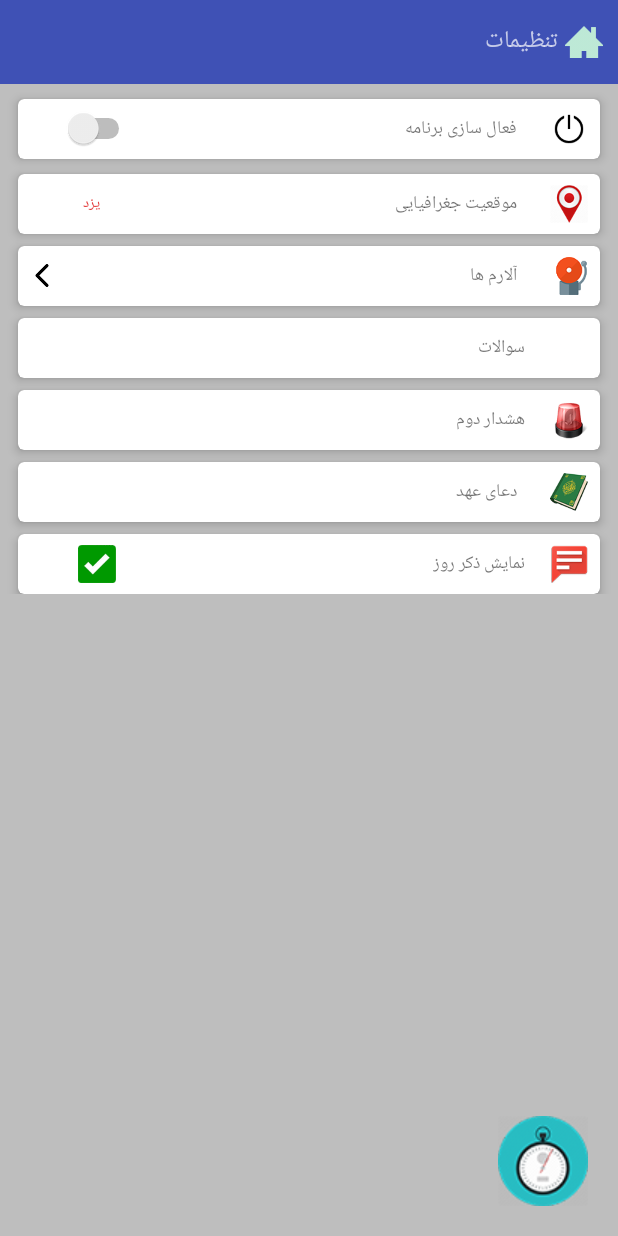
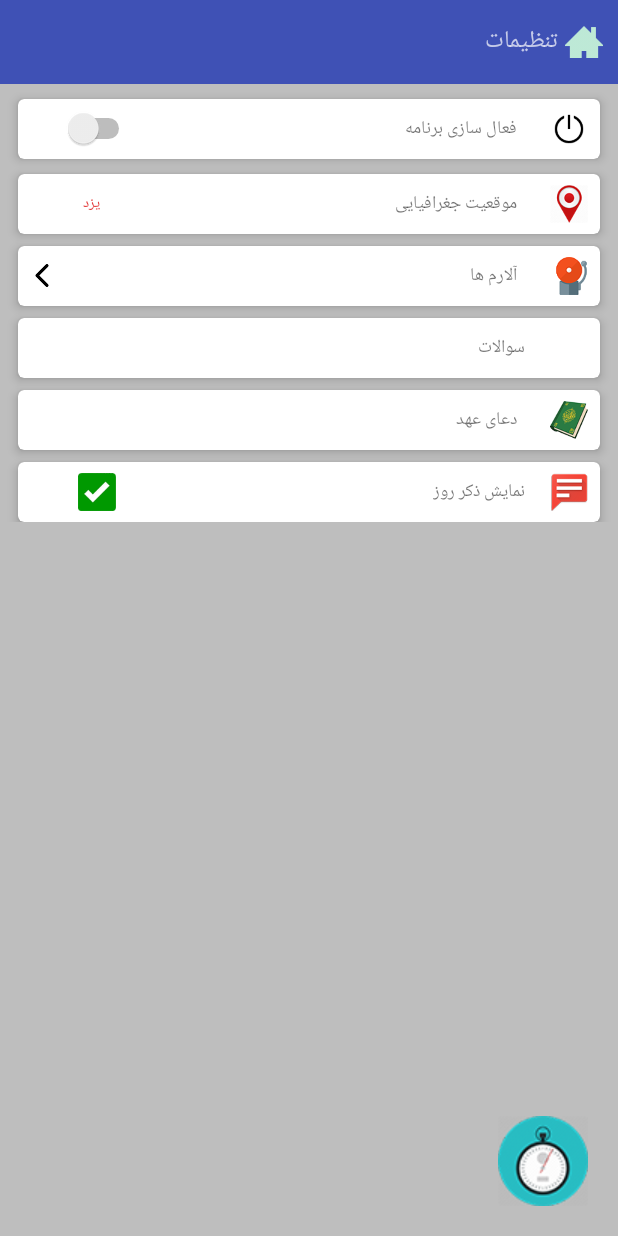
Before and after one commit to ali-zareshai/kame_rava, an Android app: the layout fragment_fragment_main.xml on its own in the app's theme, with its tools: preview values and no code run, on a phone screen of 412 x 824 dp. Run offline under Robolectric (Android 15) with nearby library versions, the phone set to English and light mode, and no system bars.

Commit message:
repair bugs by tavakoli telegrame part 1

```diff
--- a/app/build.gradle
+++ b/app/build.gradle
@@ -46,7 +46,6 @@ dependencies {
     compile 'com.android.support:cardview-v7:25.3.1'
     compile 'fr.avianey.com.viewpagerindicator:library:2.4.1.1@aar'
     compile 'com.github.PhilJay:MPAndroidChart:v2.2.4'
-    implementation 'com.karumi:dexter:4.2.0'
-
+    compile 'com.github.viethoa:customdialogs:3.0.0'
 
 }
--- a/app/src/main/AndroidManifest.xml
+++ b/app/src/main/AndroidManifest.xml
@@ -165,7 +165,6 @@
         <activity
             android:name=".Main2Activity"
             android:label=""
-            android:noHistory="true"
             android:screenOrientation="portrait"
             android:theme="@style/AppTheme.NoActionBar" />
 
--- a/app/src/main/java/com/example/ali/shiva/Emtiaz.java
+++ b/app/src/main/java/com/example/ali/shiva/Emtiaz.java
@@ -190,7 +190,10 @@ public class Emtiaz {
         int emtiaz=0;
         switch (day){
             case 7:
-                db.update_D0(String.valueOf(emtiaz));
+                /// yadat bashad badan in part ra dorost konid
+                // bayad be jay (db.update_D0) yek radifeh jadid tahrif konid
+                //
+//                db.update_D0(String.valueOf(emtiaz));
                 break;
             case 1:
                 db.update_D1(String.valueOf(emtiaz));
--- a/app/src/main/java/com/example/ali/shiva/HeaderOstan.java
+++ b/app/src/main/java/com/example/ali/shiva/HeaderOstan.java
@@ -17,6 +17,7 @@ import android.widget.AdapterView;
 import android.widget.Button;
 import android.widget.Spinner;
 import android.widget.TextView;
+import android.widget.Toast;
 
 public class HeaderOstan extends Dialog implements
         android.view.View.OnClickListener {
@@ -89,6 +90,8 @@ public class HeaderOstan extends Dialog implements
                 Main2Activity.sethourse(getContext());
                 context.stopService(new Intent(getContext(),AlarmService.class));
                 context.startService(new Intent(getContext(),AlarmService.class));
+                Toast.makeText(context, "لطفا برنامه را دوباره راه اندازی کنید", Toast.LENGTH_LONG).show();
+//                android.os.Process.killProcess(android.os.Process.myPid());
                 dismiss();
                 break;
             case R.id.gpsdialog1:
--- a/app/src/main/res/layout/fragment_fragment_alarm.xml
+++ b/app/src/main/res/layout/fragment_fragment_alarm.xml
@@ -196,7 +196,7 @@
                         android:layout_alignParentRight="true"
                         android:layout_centerVertical="true"
                         android:layout_marginRight="20dp"
-                        android:text="مدت زمان تاخیر آلارم"
+                        android:text="زمان بیدار شدن"
                         android:layout_height="wrap_content" />
                     <com.example.ali.shiva.CustomTextView2
                         android:layout_width="wrap_content"
@@ -292,7 +292,7 @@
                         android:layout_alignParentRight="true"
                         android:layout_centerVertical="true"
                         android:layout_marginRight="20dp"
-                        android:text="طریقه پخش زنگ های هشدار"
+                        android:text="نحوه پخش آلارم"
                         android:layout_height="wrap_content" />
                     <com.example.ali.shiva.CustomTextView2
                         android:layout_width="wrap_content"
--- a/app/src/main/res/layout/fragment_fragment_main.xml
+++ b/app/src/main/res/layout/fragment_fragment_main.xml
@@ -219,49 +219,49 @@
 
             </RelativeLayout>
         </android.support.v7.widget.CardView>
-        <android.support.v7.widget.CardView
-            android:layout_width="match_parent"
-            android:layout_marginTop="8dp"
-            app:cardElevation="4dp"
-            android:id="@+id/hoshdare2div"
-            app:cardCornerRadius="4dp"
-            app:cardMaxElevation="5dp"
-            android:elevation="5dp"
-            android:layout_marginRight="12dp"
-            android:layout_marginLeft="12dp"
-            android:layout_below="@id/soaldiv"
-            android:layout_height="40dp">
-            <RelativeLayout
-                android:layout_width="match_parent"
-                android:layout_height="match_parent">
-                <com.example.ali.shiva.CustomTextView2
-                    android:layout_width="wrap_content"
-                    android:textSize="12dp"
-                    android:layout_alignParentRight="true"
-                    android:layout_centerVertical="true"
-                    android:layout_marginRight="50dp"
-                    android:text="هشدار دوم"
-                    android:layout_height="wrap_content" />
+        <!--<android.support.v7.widget.CardView-->
+            <!--android:layout_width="match_parent"-->
+            <!--android:layout_marginTop="8dp"-->
+            <!--app:cardElevation="4dp"-->
+            <!--android:id="@+id/hoshdare2div"-->
+            <!--app:cardCornerRadius="4dp"-->
+            <!--app:cardMaxElevation="5dp"-->
+            <!--android:elevation="5dp"-->
+            <!--android:layout_marginRight="12dp"-->
+            <!--android:layout_marginLeft="12dp"-->
+            <!--android:layout_below="@id/soaldiv"-->
+            <!--android:layout_height="40dp">-->
+            <!--<RelativeLayout-->
+                <!--android:layout_width="match_parent"-->
+                <!--android:layout_height="match_parent">-->
+                <!--<com.example.ali.shiva.CustomTextView2-->
+                    <!--android:layout_width="wrap_content"-->
+                    <!--android:textSize="12dp"-->
+                    <!--android:layout_alignParentRight="true"-->
+                    <!--android:layout_centerVertical="true"-->
+                    <!--android:layout_marginRight="50dp"-->
+                    <!--android:text="هشدار دوم"-->
+                    <!--android:layout_height="wrap_content" />-->
 
-                <ImageView
-                    android:layout_width="25dp"
-                    android:layout_marginRight="8dp"
-                    android:layout_alignParentRight="true"
-                    android:layout_centerVertical="true"
-                    android:src="@drawable/unnamed"
-                    android:layout_height="25dp" />
-                <com.example.ali.shiva.CustomTextView2
-                    android:layout_width="wrap_content"
-                    android:layout_alignParentLeft="true"
-                    android:layout_centerVertical="true"
-                    android:layout_marginLeft="40dp"
-                    android:padding="3dp"
-                    android:textColor="@color/primary"
-                    android:textSize="10dp"
-                    android:id="@+id/hoshdare2txt"
-                    android:layout_height="wrap_content" />
-            </RelativeLayout>
-        </android.support.v7.widget.CardView>
+                <!--<ImageView-->
+                    <!--android:layout_width="25dp"-->
+                    <!--android:layout_marginRight="8dp"-->
+                    <!--android:layout_alignParentRight="true"-->
+                    <!--android:layout_centerVertical="true"-->
+                    <!--android:src="@drawable/unnamed"-->
+                    <!--android:layout_height="25dp" />-->
+                <!--<com.example.ali.shiva.CustomTextView2-->
+                    <!--android:layout_width="wrap_content"-->
+                    <!--android:layout_alignParentLeft="true"-->
+                    <!--android:layout_centerVertical="true"-->
+                    <!--android:layout_marginLeft="40dp"-->
+                    <!--android:padding="3dp"-->
+                    <!--android:textColor="@color/primary"-->
+                    <!--android:textSize="10dp"-->
+                    <!--android:id="@+id/hoshdare2txt"-->
+                    <!--android:layout_height="wrap_content" />-->
+            <!--</RelativeLayout>-->
+        <!--</android.support.v7.widget.CardView>-->
         <android.support.v7.widget.CardView
         android:layout_width="match_parent"
         android:layout_marginTop="8dp"
@@ -272,7 +272,7 @@
         android:elevation="5dp"
         android:layout_marginRight="12dp"
         android:layout_marginLeft="12dp"
-        android:layout_below="@id/hoshdare2div"
+        android:layout_below="@id/soaldiv"
         android:layout_height="40dp">
         <RelativeLayout
             android:layout_width="match_parent"
--- a/app/src/main/res/menu/activity_main2_drawer.xml
+++ b/app/src/main/res/menu/activity_main2_drawer.xml
@@ -8,10 +8,7 @@
             android:id="@+id/nav_rotbeh"
             android:icon="@drawable/rating"
             android:title="مشاهده رتبه روز گذشته" />
-        <item
-            android:id="@+id/nav_test"
-            android:icon="@drawable/test"
-            android:title="پیش نمایش" />
+
 
 
 
--- a/app/src/main/res/values/array.xml
+++ b/app/src/main/res/values/array.xml
@@ -56,7 +56,7 @@
     </string-array>
 
     <string-array name="intervel_betwen_alarm_name">
-        <item>الگوریتم هوشمند</item>
+        <item>هوشمند</item>
         <item>متناوب</item>
         <item>5 دقیقه</item>
         <item>10 دقیقه</item>
@@ -212,8 +212,7 @@
     <string-array name="type_name">
     <item>بدون سوال</item>
     <item>مسله ریاضی</item>
-    <item>کپچا معمولی</item>
-    <item>کپچا ریاضی</item>
+    <item>نوشتن متن</item>
     <item>تکان دادن موبایل</item>
     <item>تطابق رنگ ها</item>
     <item>مرتب سازی</item>
@@ -224,7 +223,6 @@
         <item>5</item>
         <item>0</item>
         <item>1</item>
-        <item>2</item>
         <item>3</item>
         <item>6</item>
         <item>7</item>
--- a/build.gradle
+++ b/build.gradle
@@ -20,6 +20,7 @@ allprojects {
         maven {
             url 'https://maven.google.com'
         }
+        maven { url 'https://oss.sonatype.org/content/groups/public' }
 
         jcenter()
         google()
```
Also changed, not shown: app/src/main/java/com/example/ali/shiva/CustomDialogHoshdar2.java (deleted, +0 -136 lines), app/src/main/java/com/example/ali/shiva/FragmentMain.java (+6 -8 lines), app/src/main/java/com/example/ali/shiva/Main2Activity.java (+80 -57 lines), app/src/main/java/com/example/ali/shiva/SelectMusicActivity.java (+21 -21 lines), app/src/main/res/layout/custom_dialog3.xml (deleted, +0 -85 lines).
